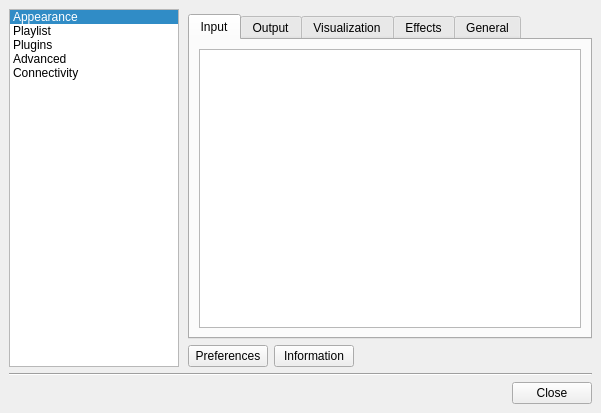
Before: the Qt Designer form src/ui/forms/configdialog.ui in ksv1986/qmmp-staging, drawn with Qt 5.
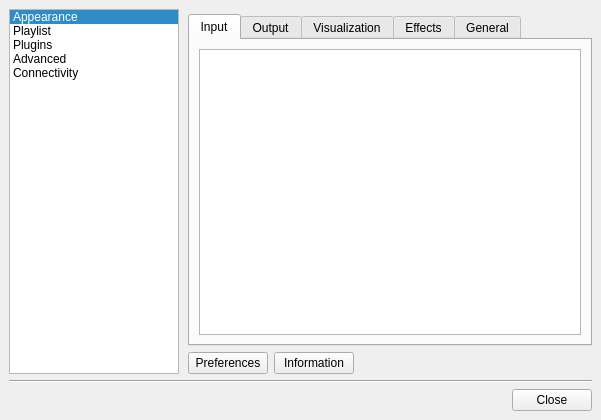
After: the same form once the commit is applied. The open tabs and pages were chosen to show the change. Icons and pictures are not drawn.

Commit message: fixed plugins page size in the config dialog (patch by Panagiotis Papadopoulos)

The edit to the form file:
```diff
--- a/src/ui/forms/configdialog.ui
+++ b/src/ui/forms/configdialog.ui
@@ -7,7 +7,7 @@
     <x>0</x>
     <y>0</y>
     <width>601</width>
-    <height>413</height>
+    <height>420</height>
    </rect>
   </property>
   <property name="windowTitle">
@@ -459,13 +459,7 @@
             <attribute name="title">
              <string>Input</string>
             </attribute>
-            <layout class="QHBoxLayout">
-             <property name="spacing">
-              <number>6</number>
-             </property>
-             <property name="margin">
-              <number>9</number>
-             </property>
+            <layout class="QHBoxLayout" name="horizontalLayout_2">
              <item>
               <widget class="QTableWidget" name="inputPluginTable">
                <property name="selectionMode">
```
Left out of the diff: 8 changed lines with no effect on the pictures.
